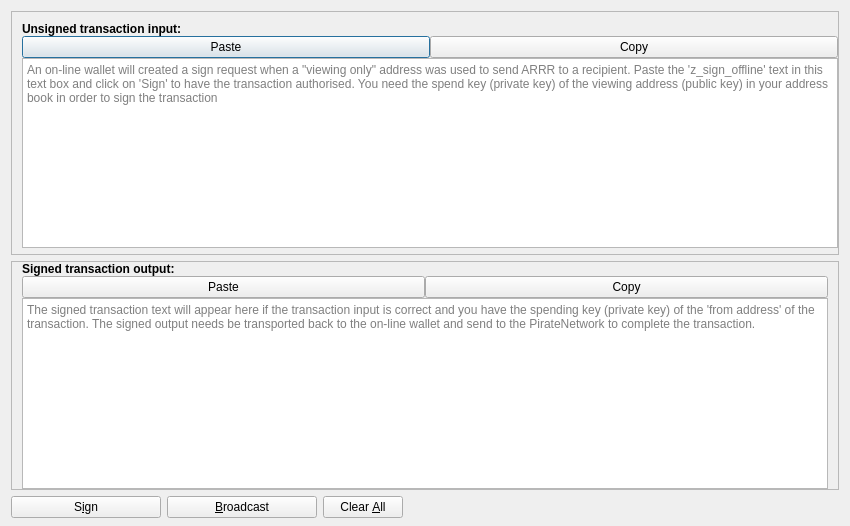
PirateNetwork/pirate, file src/qt/forms/zsigndialog.ui: the form before one commit.
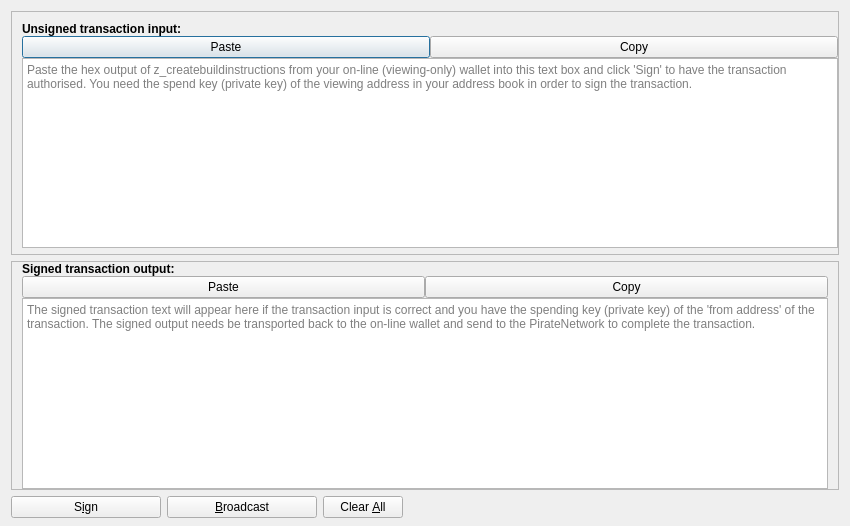
The form after the commit. Icons and pictures are not drawn.

Commit message: Eliminate pwalletMain global; remove stale offline-signing leftovers

Diff of the .ui file:
```diff
--- a/src/qt/forms/zsigndialog.ui
+++ b/src/qt/forms/zsigndialog.ui
@@ -116,7 +116,7 @@
         <item>
          <widget class="QTextEdit" name="teInput">
           <property name="placeholderText">
-           <string>An on-line wallet will created a sign request when a &quot;viewing only&quot; address was used to send ARRR to a recipient. Paste the 'z_sign_offline' text in this text box and click on 'Sign' to have the transaction authorised. You need the spend key (private key) of the viewing address (public key) in your address book in order to sign the transaction</string>
+           <string>Paste the hex output of z_createbuildinstructions from your on-line (viewing-only) wallet into this text box and click 'Sign' to have the transaction authorised. You need the spend key (private key) of the viewing address in your address book in order to sign the transaction.</string>
           </property>
          </widget>
         </item>
```
The commit also changes 48 other files.
